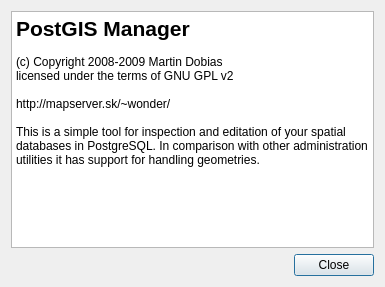
Before: the Qt Designer form ui/DlgAbout.ui in wonder-sk/postgis_manager, drawn with Qt 5.
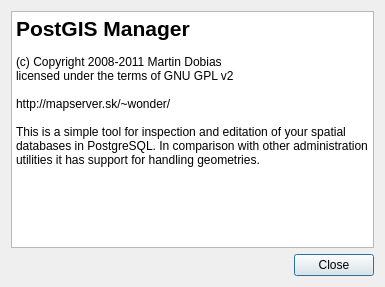
After: the same form once the commit is applied.

Commit message: Fixed Database menu for some combination of QGIS < 1.6 and sip/PyQt

```diff
--- a/ui/DlgAbout.ui
+++ b/ui/DlgAbout.ui
@@ -14,19 +14,20 @@
   </property>
   <layout class="QVBoxLayout" >
    <item>
-    <widget class="QTextBrowser" name="txt" >
-     <property name="html" >
-      <string>&lt;html>&lt;head>&lt;meta name="qrichtext" content="1" />&lt;style type="text/css">
+    <widget class="QTextBrowser" name="txt">
+     <property name="html">
+      <string>&lt;!DOCTYPE HTML PUBLIC &quot;-//W3C//DTD HTML 4.0//EN&quot; &quot;http://www.w3.org/TR/REC-html40/strict.dtd&quot;&gt;
+&lt;html&gt;&lt;head&gt;&lt;meta name=&quot;qrichtext&quot; content=&quot;1&quot; /&gt;&lt;style type=&quot;text/css&quot;&gt;
 p, li { white-space: pre-wrap; }
-&lt;/style>&lt;/head>&lt;body style=" font-family:'DejaVu Sans'; font-size:9pt; font-weight:400; font-style:normal;">
-&lt;p style=" margin-top:0px; margin-bottom:0px; margin-left:0px; margin-right:0px; -qt-block-indent:0; text-indent:0px;">&lt;span style=" font-size:16pt; font-weight:600;">PostGIS Manager&lt;/span>&lt;/p>
-&lt;p style="-qt-paragraph-type:empty; margin-top:0px; margin-bottom:0px; margin-left:0px; margin-right:0px; -qt-block-indent:0; text-indent:0px; font-weight:600;">&lt;/p>
-&lt;p style=" margin-top:0px; margin-bottom:0px; margin-left:0px; margin-right:0px; -qt-block-indent:0; text-indent:0px;">(c) Copyright 2008-2009 Martin Dobias&lt;/p>
-&lt;p style=" margin-top:0px; margin-bottom:0px; margin-left:0px; margin-right:0px; -qt-block-indent:0; text-indent:0px;">licensed under the terms of GNU GPL v2&lt;/p>
-&lt;p style="-qt-paragraph-type:empty; margin-top:0px; margin-bottom:0px; margin-left:0px; margin-right:0px; -qt-block-indent:0; text-indent:0px;">&lt;/p>
-&lt;p style=" margin-top:0px; margin-bottom:0px; margin-left:0px; margin-right:0px; -qt-block-indent:0; text-indent:0px;">http://mapserver.sk/~wonder/&lt;/p>
-&lt;p style="-qt-paragraph-type:empty; margin-top:0px; margin-bottom:0px; margin-left:0px; margin-right:0px; -qt-block-indent:0; text-indent:0px;">&lt;/p>
-&lt;p style=" margin-top:0px; margin-bottom:0px; margin-left:0px; margin-right:0px; -qt-block-indent:0; text-indent:0px;">This is a simple tool for inspection and editation of your spatial databases in PostgreSQL. In comparison with other administration utilities it has support for handling geometries.&lt;/p>&lt;/body>&lt;/html></string>
+&lt;/style&gt;&lt;/head&gt;&lt;body style=&quot; font-family:'Ubuntu'; font-size:10pt; font-weight:400; font-style:normal;&quot;&gt;
+&lt;p style=&quot; margin-top:0px; margin-bottom:0px; margin-left:0px; margin-right:0px; -qt-block-indent:0; text-indent:0px;&quot;&gt;&lt;span style=&quot; font-family:'DejaVu Sans'; font-size:16pt; font-weight:600;&quot;&gt;PostGIS Manager&lt;/span&gt;&lt;/p&gt;
+&lt;p style=&quot;-qt-paragraph-type:empty; margin-top:0px; margin-bottom:0px; margin-left:0px; margin-right:0px; -qt-block-indent:0; text-indent:0px; font-family:'DejaVu Sans'; font-size:9pt; font-weight:600;&quot;&gt;&lt;/p&gt;
+&lt;p style=&quot; margin-top:0px; margin-bottom:0px; margin-left:0px; margin-right:0px; -qt-block-indent:0; text-indent:0px;&quot;&gt;&lt;span style=&quot; font-family:'DejaVu Sans'; font-size:9pt;&quot;&gt;(c) Copyright 2008-2011 Martin Dobias&lt;/span&gt;&lt;/p&gt;
+&lt;p style=&quot; margin-top:0px; margin-bottom:0px; margin-left:0px; margin-right:0px; -qt-block-indent:0; text-indent:0px;&quot;&gt;&lt;span style=&quot; font-family:'DejaVu Sans'; font-size:9pt;&quot;&gt;licensed under the terms of GNU GPL v2&lt;/span&gt;&lt;/p&gt;
+&lt;p style=&quot;-qt-paragraph-type:empty; margin-top:0px; margin-bottom:0px; margin-left:0px; margin-right:0px; -qt-block-indent:0; text-indent:0px; font-family:'DejaVu Sans'; font-size:9pt;&quot;&gt;&lt;/p&gt;
+&lt;p style=&quot; margin-top:0px; margin-bottom:0px; margin-left:0px; margin-right:0px; -qt-block-indent:0; text-indent:0px;&quot;&gt;&lt;span style=&quot; font-family:'DejaVu Sans'; font-size:9pt;&quot;&gt;http://mapserver.sk/~wonder/&lt;/span&gt;&lt;/p&gt;
+&lt;p style=&quot;-qt-paragraph-type:empty; margin-top:0px; margin-bottom:0px; margin-left:0px; margin-right:0px; -qt-block-indent:0; text-indent:0px; font-family:'DejaVu Sans'; font-size:9pt;&quot;&gt;&lt;/p&gt;
+&lt;p style=&quot; margin-top:0px; margin-bottom:0px; margin-left:0px; margin-right:0px; -qt-block-indent:0; text-indent:0px;&quot;&gt;&lt;span style=&quot; font-family:'DejaVu Sans'; font-size:9pt;&quot;&gt;This is a simple tool for inspection and editation of your spatial databases in PostgreSQL. In comparison with other administration utilities it has support for handling geometries.&lt;/span&gt;&lt;/p&gt;&lt;/body&gt;&lt;/html&gt;</string>
      </property>
     </widget>
    </item>
```
Left out of the diff: 25 changed lines with no effect on the pictures. The commit also changes 3 other files.
